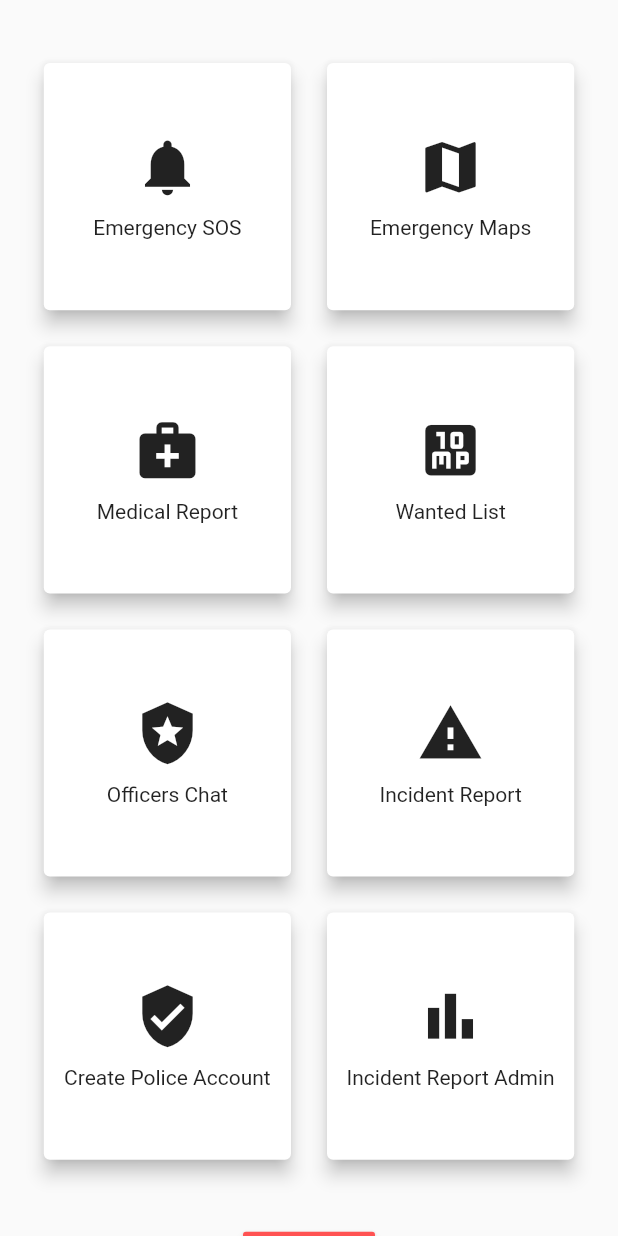
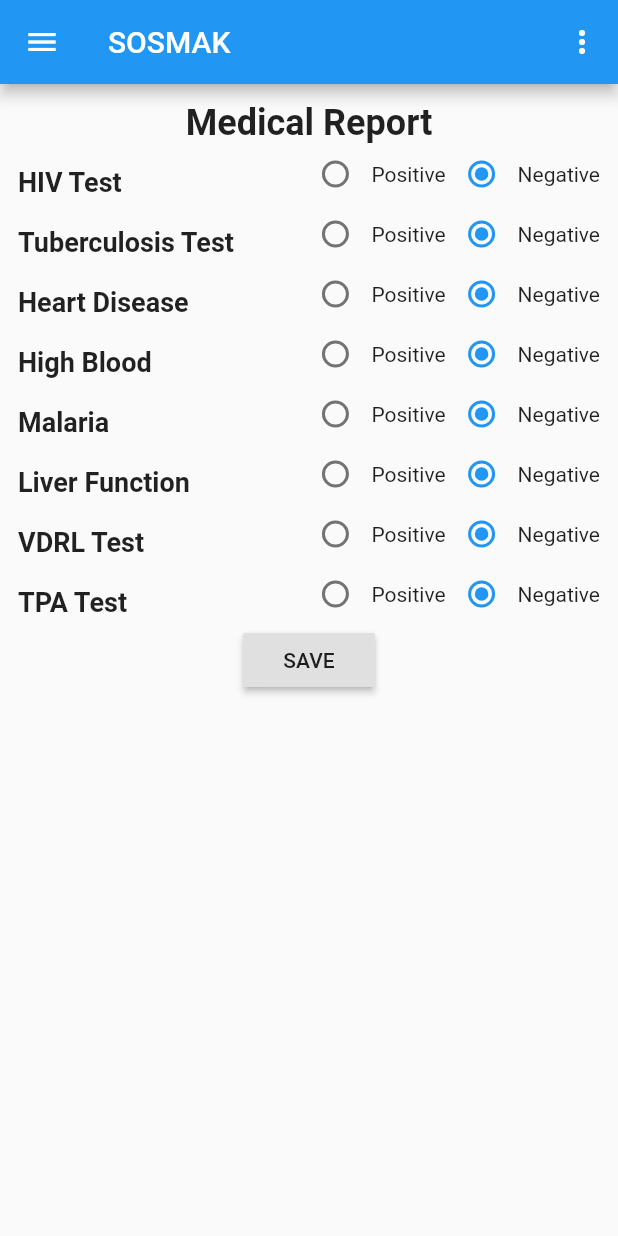
Before and after one commit to ianvillamia/SOSMAK, a Flutter app: the Home screen opened directly, after a tap on "Medical Report", on a phone screen of 412 x 824 dp. Run offline on Flutter 3.47's test engine with Material 2 defaults, Android fonts, the phone set to English and light mode, and no system bars; drawn by our look-alikes of group_radio_button; our stand-ins replace cloud_firestore, firebase_auth, firebase_core, geocoding, geolocator, google_maps_flutter and 1 more; missing offline and left inert: flutter_polyline_points, google_maps_webservice, nima, search_map_place; accounts and stored records are empty.

Commit message:
medical report not done

```diff
--- a/lib/screens/home.dart
+++ b/lib/screens/home.dart
@@ -2,6 +2,8 @@ import 'package:SOSMAK/screens/admin/create_police_account/createPoliceAccount.d
 import 'package:SOSMAK/screens/chat_screens/chatList.dart';
 import 'package:SOSMAK/screens/chat_screens/chat_home.dart';
 import 'package:SOSMAK/screens/emergencyMap_screens/testgoogleplace.dart';
+import 'package:SOSMAK/screens/medical_report/medicalreport.dart';
+import 'package:firebase_auth/firebase_auth.dart';
 
 import './emergencyMap_screens/test2.dart';
 import 'package:SOSMAK/screens/sos_screen/sosPage.dart';
@@ -67,6 +69,7 @@ class _HomeState extends State<Home> {
           _buildTile(
               color: Colors.white,
               text: 'Medical Report',
+              widget: MedicalReport(),
               icon: Icons.medical_services),
           _buildTile(
               color: Colors.white,
--- /dev/null
+++ b/lib/screens/medical_report/medicalreport.dart
@@ -0,0 +1,268 @@
+import 'package:SOSMAK/models/medicalmodel.dart';
+import 'package:SOSMAK/services/firestore_service.dart';
+import 'package:cloud_firestore/cloud_firestore.dart';
+import 'package:firebase_auth/firebase_auth.dart';
+import 'package:flutter/material.dart';
+import 'package:group_radio_button/group_radio_button.dart';
+
+class MedicalReport extends StatefulWidget {
+  @override
+  _MedicalReportState createState() => _MedicalReportState();
+}
+
+class RadioGroups {
+  String choice;
+  int index;
+
+  RadioGroups({this.choice, this.index});
+}
+
+class _MedicalReportState extends State<MedicalReport> {
+  final FirebaseAuth auth = FirebaseAuth.instance;
+  Size size;
+  bool choice1 = false,
+      choice2 = false,
+      choice3 = false,
+      choice4 = false,
+      choice5 = false,
+      choice6 = false,
+      choice7 = false,
+      choice8 = false;
+
+  String hivGroup = "Negative";
+  String tbGroup = "Negative";
+  String hdGroup = "Negative";
+  String hbGroup = "Negative";
+  String malGroup = "Negative";
+  String lfGroup = "Negative";
+  String vdrlGroup = "Negative";
+  String tpaGroup = "Negative";
+
+  List<String> _hivChoice = ["Positive", "Negative"];
+
+  @override
+  Widget build(BuildContext context) {
+    size = MediaQuery.of(context).size;
+    return Scaffold(
+      drawer: Drawer(
+        child: ListView(
+          padding: EdgeInsets.zero,
+          children: <Widget>[
+            DrawerHeader(
+              child: Text('Drawer'),
+              decoration: BoxDecoration(
+                color: Colors.blue,
+              ),
+            ),
+            ListTile(
+              title: Text('Test'),
+              onTap: () {},
+            ),
+            ListTile(
+              title: Text('Test'),
+              onTap: () {},
+            ),
+          ],
+        ),
+      ),
+      appBar: AppBar(
+        title: Text('SOSMAK'),
+        actions: <Widget>[
+          IconButton(
+            icon: Icon(
+              Icons.more_vert,
+              color: Colors.white,
+            ),
+            onPressed: () {},
+          )
+        ],
+      ),
+      body: Container(
+        width: size.width,
+        height: size.height,
+        alignment: Alignment.center,
+        padding: EdgeInsets.all(12),
+        child: Column(
+          crossAxisAlignment: CrossAxisAlignment.center,
+          mainAxisAlignment: MainAxisAlignment.start,
+          children: [
+            Text(
+              'Medical Report',
+              textAlign: TextAlign.center,
+              style: TextStyle(fontSize: 24, fontWeight: FontWeight.bold),
+            ),
+            _medicalCat(
+              title: 'HIV Test',
+              group: hivGroup,
+              onChanged: (value) => setState(() {
+                hivGroup = value;
+                print(hivGroup);
+              }),
+            ),
+            _medicalCat(
+                title: 'Tuberculosis Test',
+                group: tbGroup,
+                onChanged: (value) => setState(() {
+                      tbGroup = value;
+                      print(tbGroup);
+                    })),
+            _medicalCat(
+                title: 'Heart Disease',
+                group: hdGroup,
+                onChanged: (value) => setState(() {
+                      hdGroup = value;
+                      print(hdGroup);
+                    })),
+            _medicalCat(
+                title: 'High Blood',
+                group: hbGroup,
+                onChanged: (value) => setState(() {
+                      hbGroup = value;
+                      print(hbGroup);
+                    })),
+            _medicalCat(
+                title: 'Malaria',
+                group: malGroup,
+                onChanged: (value) => setState(() {
+                      malGroup = value;
+                      print(malGroup);
+                    })),
+            _medicalCat(
+                title: 'Liver Function',
+                group: lfGroup,
+                onChanged: (value) => setState(() {
+                      lfGroup = value;
+                      print(lfGroup);
+                    })),
+            _medicalCat(
+                title: 'VDRL Test',
+                group: vdrlGroup,
+                onChanged: (value) => setState(() {
+                      vdrlGroup = value;
+                      print(vdrlGroup);
+                    })),
+            _medicalCat(
+                title: 'TPA Test',
+                group: tpaGroup,
+                onChanged: (value) => setState(() {
+                      tpaGroup = value;
+                      print(tpaGroup);
+                    })),
+            RaisedButton(
+              onPressed: () {
+                if (hivGroup == 'Positive') {
+                  choice1 = true;
+                } else {
+                  choice1 = false;
+                }
+                if (tbGroup == 'Positive') {
+                  choice2 = true;
+                } else {
+                  choice2 = false;
+                }
+                if (hdGroup == 'Positive') {
+                  choice3 = true;
+                } else {
+                  choice3 = false;
+                }
+                if (hbGroup == 'Positive') {
+                  choice4 = true;
+                } else {
+                  choice4 = false;
+                }
+                if (malGroup == 'Positive') {
+                  choice5 = true;
+                } else {
+                  choice5 = false;
+                }
+                if (lfGroup == 'Positive') {
+                  choice6 = true;
+                } else {
+                  choice6 = false;
+                }
+                if (vdrlGroup == 'Positive') {
+                  choice7 = true;
+                } else {
+                  choice7 = false;
+                }
+                if (tpaGroup == 'Positive') {
+                  choice8 = true;
+                } else {
+                  choice8 = false;
+                }
+                print('printing ${_hivChoice[1]}');
+
+                User user = auth.currentUser;
+                FirebaseFirestore.instance
+                    .collection('users')
+                    .doc(user.uid)
+                    .update({
+                      'isHIV': choice1,
+                      'isTB': choice2,
+                      'isHeartDisease': choice3,
+                      'isHighBlood': choice4,
+                      'isMalaria': choice5,
+                      'isLiverFunction': choice6,
+                      'isVDRL': choice7,
+                      'isTPA': choice8,
+                    })
+                    .then((value) => print("Added"))
+                    .catchError((error) => print("Failed to add quiz: $error"));
+                //UserService().addMedicalReport();
+              },
+              child: Text('SAVE'),
+            )
+          ],
+        ),
+      ),
+    );
+  }
+
+  _addradioButton(
+      {@required int btnValue,
+      @required String title,
+      @required List value,
+      @required String groupValue}) {
+    return Row(
+      mainAxisAlignment: MainAxisAlignment.start,
+      children: <Widget>[
+        Radio(
+          activeColor: Theme.of(context).primaryColor,
+          value: value[btnValue],
+          groupValue: groupValue,
+          onChanged: (value) {
+            setState(() {
+              print(value);
+              print(groupValue);
+              groupValue = value;
+            });
+          },
+        ),
+        Text(title)
+      ],
+    );
+  }
+
+  _medicalCat({@required String title, @required onChanged, @required group}) {
+    return Row(
+      crossAxisAlignment: CrossAxisAlignment.start,
+      mainAxisAlignment: MainAxisAlignment.spaceBetween,
+      children: [
+        Padding(
+          padding: const EdgeInsets.only(top: 15.0),
+          child: Text(title,
+              style: TextStyle(fontSize: 18, fontWeight: FontWeight.bold)),
+        ),
+        RadioGroup<String>.builder(
+          direction: Axis.horizontal,
+          groupValue: group,
+          onChanged: onChanged,
+          items: _hivChoice,
+          itemBuilder: (item) => RadioButtonBuilder(
+            item,
+          ),
+        ),
+      ],
+    );
+  }
+}
--- a/pubspec.yaml
+++ b/pubspec.yaml
@@ -44,6 +44,8 @@ dependencies:
   sliding_up_panel: ^1.0.2
   geocoding: ^1.0.5
 
+  group_radio_button: ^1.0.1
+
 
 dev_dependencies:
   flutter_test:
```
Also changed, not shown: lib/screens/auth_screens/login.dart (+8 -5 lines), pubspec.lock.
